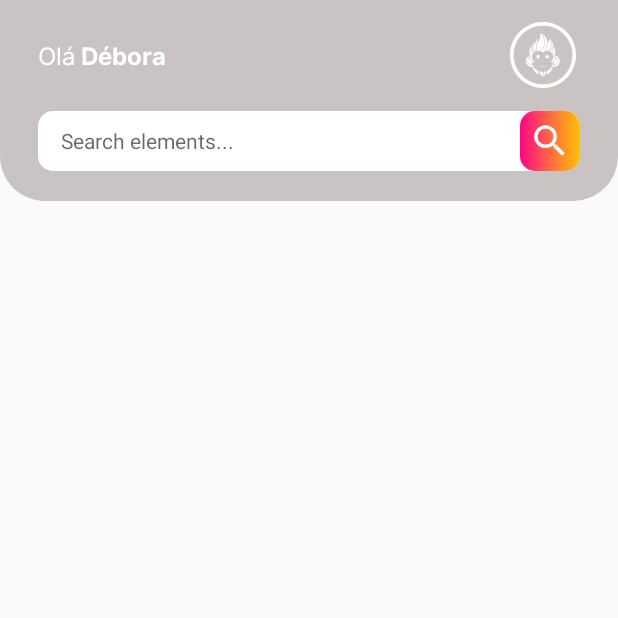
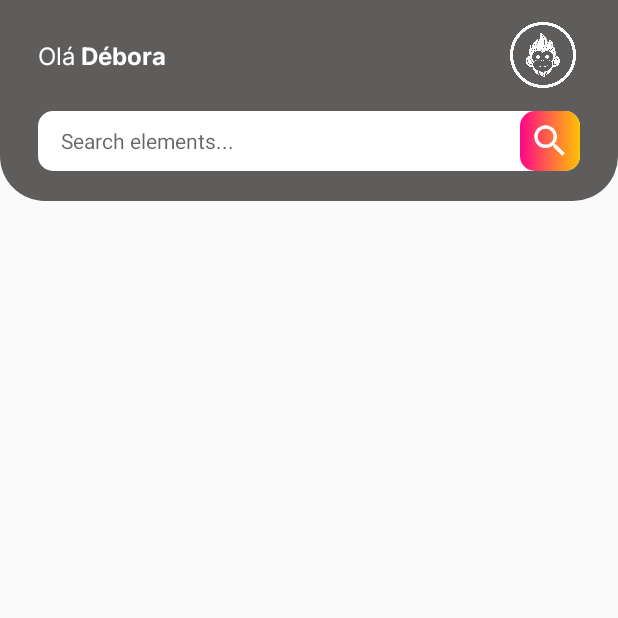
Before and after one commit to Star-End-Systems/organizart-app, an Android app: the HomeActivity screen opened directly, with no data from a screen before it, on a phone screen of 412 x 824 dp, the top half of it. Run offline under Robolectric (Android 15) with nearby library versions, the phone set to English and light mode, and no system bars.

Commit message:
mudei uma cor aí

```diff
--- a/app/src/main/res/drawable/header_background.xml
+++ b/app/src/main/res/drawable/header_background.xml
@@ -2,7 +2,7 @@
 <shape xmlns:android="http://schemas.android.com/apk/res/android"
     android:shape="rectangle">
 
-    <solid android:color="#CAC3C3"/>
+    <solid android:color="#5f5c5c"/>
     <corners
         android:bottomLeftRadius="30dp"
         android:bottomRightRadius="30dp" />
--- a/app/src/main/res/layout/activity_home.xml
+++ b/app/src/main/res/layout/activity_home.xml
@@ -47,7 +47,7 @@
         android:layout_height="44dp"
         android:layout_marginEnd="15dp"
         android:contentDescription="@string/app_name"
-        android:src="@drawable/mico"
+        android:src="@drawable/maco"
         app:layout_constraintBottom_toBottomOf="@id/textHello"
         app:layout_constraintEnd_toEndOf="parent"
         app:layout_constraintTop_toTopOf="@id/textHello" />
```
Also changed, not shown: app/src/main/res/drawable/maco.png (added).
